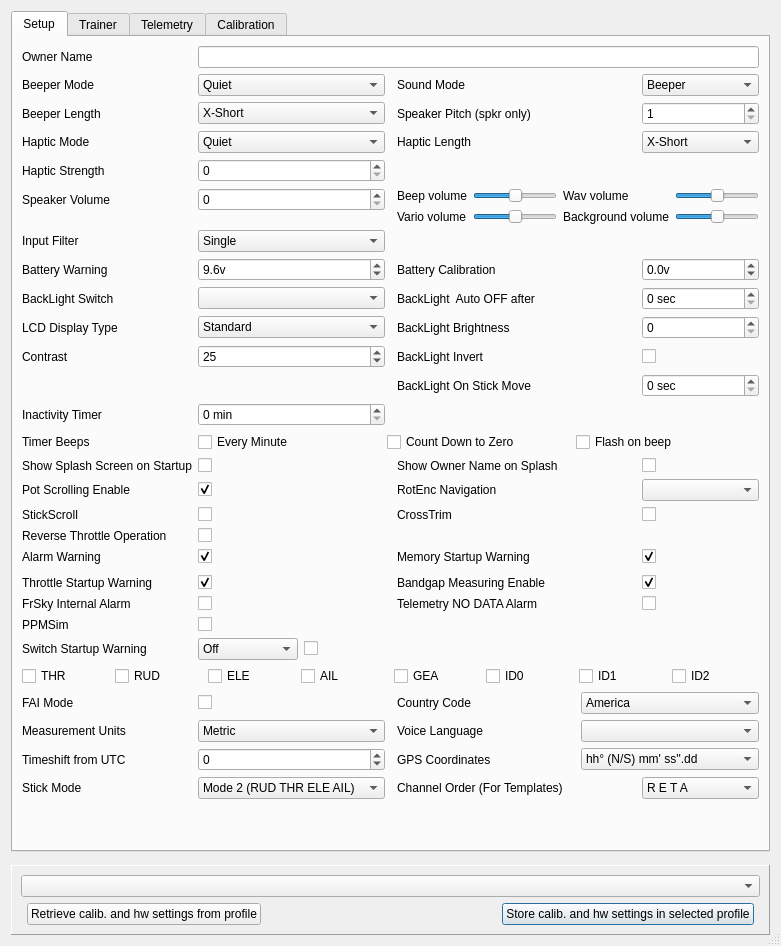
This is src/generaledit.ui in roberto1903/companion9x as Qt 5 draws it before an edit. The edited form follows.
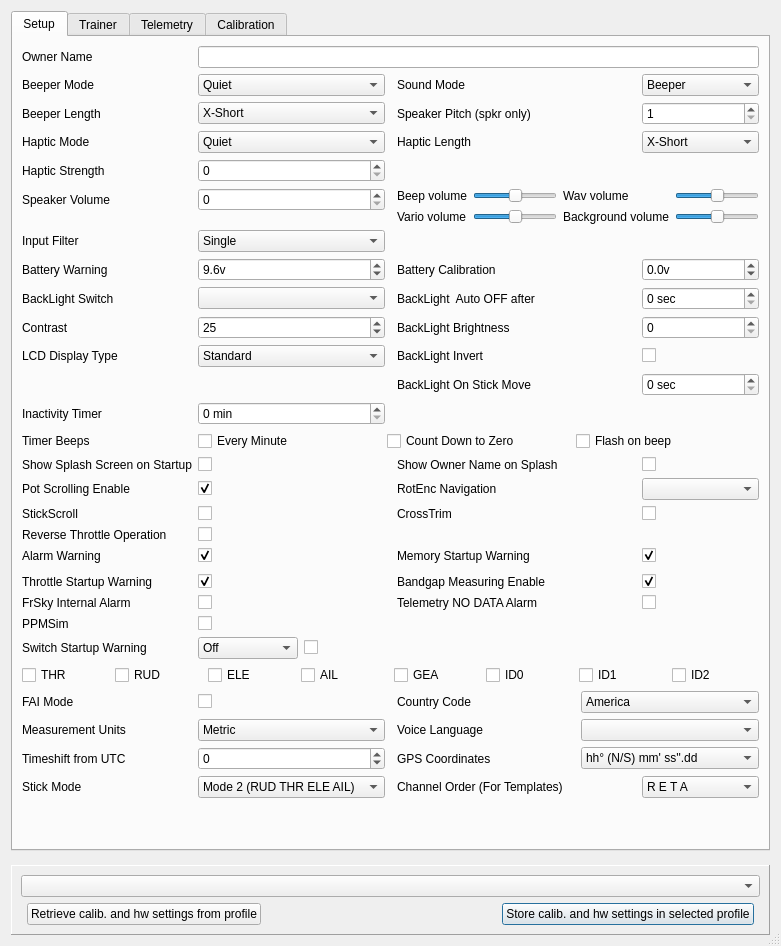
This is the edited form. Icons and pictures are not drawn.

Commit message: Taranis will have backlight brighness control soon.

Patch:
```diff
--- a/src/generaledit.ui
+++ b/src/generaledit.ui
@@ -754,23 +754,6 @@
          </property>
         </widget>
        </item>
-       <item row="18" column="0">
-        <widget class="QLabel" name="label_contrast">
-         <property name="toolTip">
-          <string extracomment="Screen Contrast [20-45]"/>
-         </property>
-         <property name="text">
-          <string>Contrast</string>
-         </property>
-        </widget>
-       </item>
-       <item row="17" column="0">
-        <widget class="QLabel" name="label_displayType">
-         <property name="text">
-          <string>LCD Display Type</string>
-         </property>
-        </widget>
-       </item>
        <item row="19" column="5">
         <widget class="QSpinBox" name="blOnStickMoveSB">
          <property name="suffix">
@@ -1303,53 +1286,6 @@
          </property>
         </widget>
        </item>
-       <item row="18" column="1">
-        <widget class="QSpinBox" name="contrastSB">
-         <property name="sizePolicy">
-          <sizepolicy hsizetype="Preferred" vsizetype="Fixed">
-           <horstretch>0</horstretch>
-           <verstretch>0</verstretch>
-          </sizepolicy>
-         </property>
-         <property name="toolTip">
-          <string/>
-         </property>
-         <property name="statusTip">
-          <string/>
-         </property>
-         <property name="whatsThis">
-          <string>&lt;!DOCTYPE HTML PUBLIC &quot;-//W3C//DTD HTML 4.0//EN&quot; &quot;http://www.w3.org/TR/REC-html40/strict.dtd&quot;&gt;
-&lt;html&gt;&lt;head&gt;&lt;meta name=&quot;qrichtext&quot; content=&quot;1&quot; /&gt;&lt;style type=&quot;text/css&quot;&gt;
-p, li { white-space: pre-wrap; }
-&lt;/style&gt;&lt;/head&gt;&lt;body style=&quot; font-family:'MS Shell Dlg 2'; font-size:8.25pt; font-weight:400; font-style:normal;&quot;&gt;
-&lt;p style=&quot; margin-top:0px; margin-bottom:0px; margin-left:0px; margin-right:0px; -qt-block-indent:0; text-indent:0px;&quot;&gt;&lt;span style=&quot; font-size:8pt;&quot;&gt;LCD Screen Contrast&lt;/span&gt;&lt;/p&gt;
-&lt;p style=&quot; margin-top:0px; margin-bottom:0px; margin-left:0px; margin-right:0px; -qt-block-indent:0; text-indent:0px;&quot;&gt;&lt;span style=&quot; font-size:8pt;&quot;&gt;Values can be 20-45&lt;/span&gt;&lt;/p&gt;&lt;/body&gt;&lt;/html&gt;</string>
-         </property>
-         <property name="minimum">
-          <number>10</number>
-         </property>
-         <property name="maximum">
-          <number>45</number>
-         </property>
-         <property name="value">
-          <number>25</number>
-         </property>
-        </widget>
-       </item>
-       <item row="17" column="1">
-        <widget class="QComboBox" name="displayTypeCB">
-         <item>
-          <property name="text">
-           <string>Standard</string>
-          </property>
-         </item>
-         <item>
-          <property name="text">
-           <string>Optrex</string>
-          </property>
-         </item>
-        </widget>
-       </item>
        <item row="16" column="1">
         <widget class="QComboBox" name="backlightswCB">
          <property name="toolTip">
@@ -1695,6 +1631,70 @@
          </property>
         </spacer>
        </item>
+       <item row="17" column="0">
+        <widget class="QLabel" name="label_contrast">
+         <property name="toolTip">
+          <string extracomment="Screen Contrast [20-45]"/>
+         </property>
+         <property name="text">
+          <string>Contrast</string>
+         </property>
+        </widget>
+       </item>
+       <item row="17" column="1">
+        <widget class="QSpinBox" name="contrastSB">
+         <property name="sizePolicy">
+          <sizepolicy hsizetype="Preferred" vsizetype="Fixed">
+           <horstretch>0</horstretch>
+           <verstretch>0</verstretch>
+          </sizepolicy>
+         </property>
+         <property name="toolTip">
+          <string/>
+         </property>
+         <property name="statusTip">
+          <string/>
+         </property>
+         <property name="whatsThis">
+          <string>&lt;!DOCTYPE HTML PUBLIC &quot;-//W3C//DTD HTML 4.0//EN&quot; &quot;http://www.w3.org/TR/REC-html40/strict.dtd&quot;&gt;
+&lt;html&gt;&lt;head&gt;&lt;meta name=&quot;qrichtext&quot; content=&quot;1&quot; /&gt;&lt;style type=&quot;text/css&quot;&gt;
+p, li { white-space: pre-wrap; }
+&lt;/style&gt;&lt;/head&gt;&lt;body style=&quot; font-family:'MS Shell Dlg 2'; font-size:8.25pt; font-weight:400; font-style:normal;&quot;&gt;
+&lt;p style=&quot; margin-top:0px; margin-bottom:0px; margin-left:0px; margin-right:0px; -qt-block-indent:0; text-indent:0px;&quot;&gt;&lt;span style=&quot; font-size:8pt;&quot;&gt;LCD Screen Contrast&lt;/span&gt;&lt;/p&gt;
+&lt;p style=&quot; margin-top:0px; margin-bottom:0px; margin-left:0px; margin-right:0px; -qt-block-indent:0; text-indent:0px;&quot;&gt;&lt;span style=&quot; font-size:8pt;&quot;&gt;Values can be 20-45&lt;/span&gt;&lt;/p&gt;&lt;/body&gt;&lt;/html&gt;</string>
+         </property>
+         <property name="minimum">
+          <number>10</number>
+         </property>
+         <property name="maximum">
+          <number>45</number>
+         </property>
+         <property name="value">
+          <number>25</number>
+         </property>
+        </widget>
+       </item>
+       <item row="18" column="0">
+        <widget class="QLabel" name="label_displayType">
+         <property name="text">
+          <string>LCD Display Type</string>
+         </property>
+        </widget>
+       </item>
+       <item row="18" column="1">
+        <widget class="QComboBox" name="displayTypeCB">
+         <item>
+          <property name="text">
+           <string>Standard</string>
+          </property>
+         </item>
+         <item>
+          <property name="text">
+           <string>Optrex</string>
+          </property>
+         </item>
+        </widget>
+       </item>
       </layout>
      </widget>
      <widget class="QWidget" name="tabTrainer">
```
The commit also changes 1 other file.
